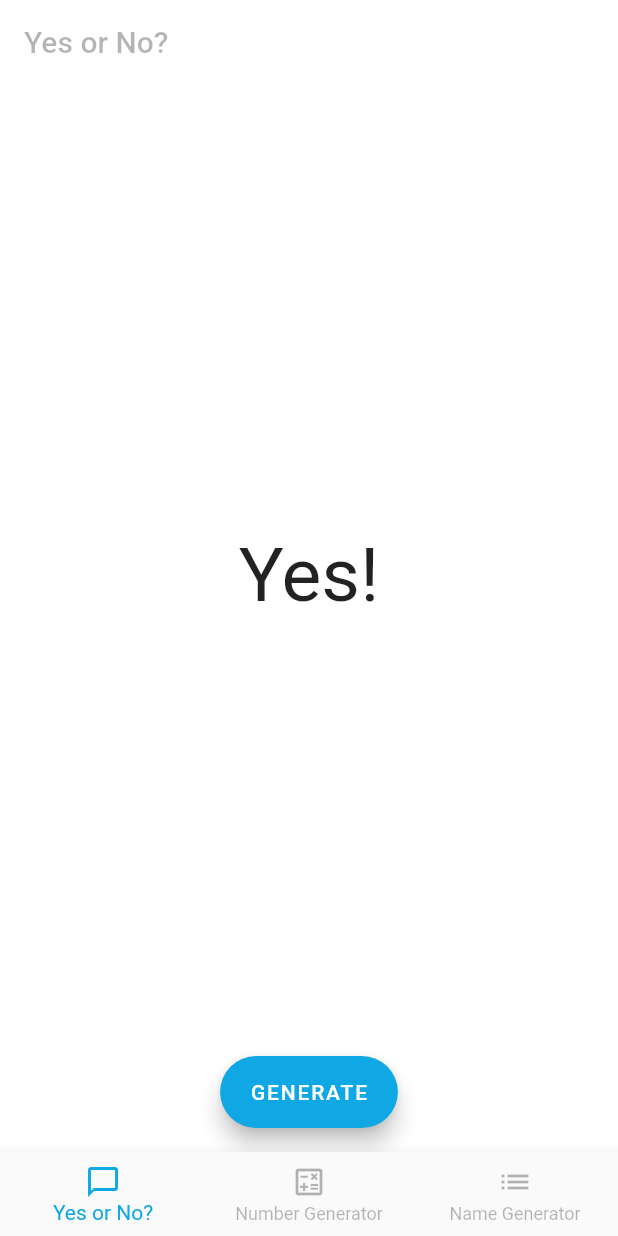
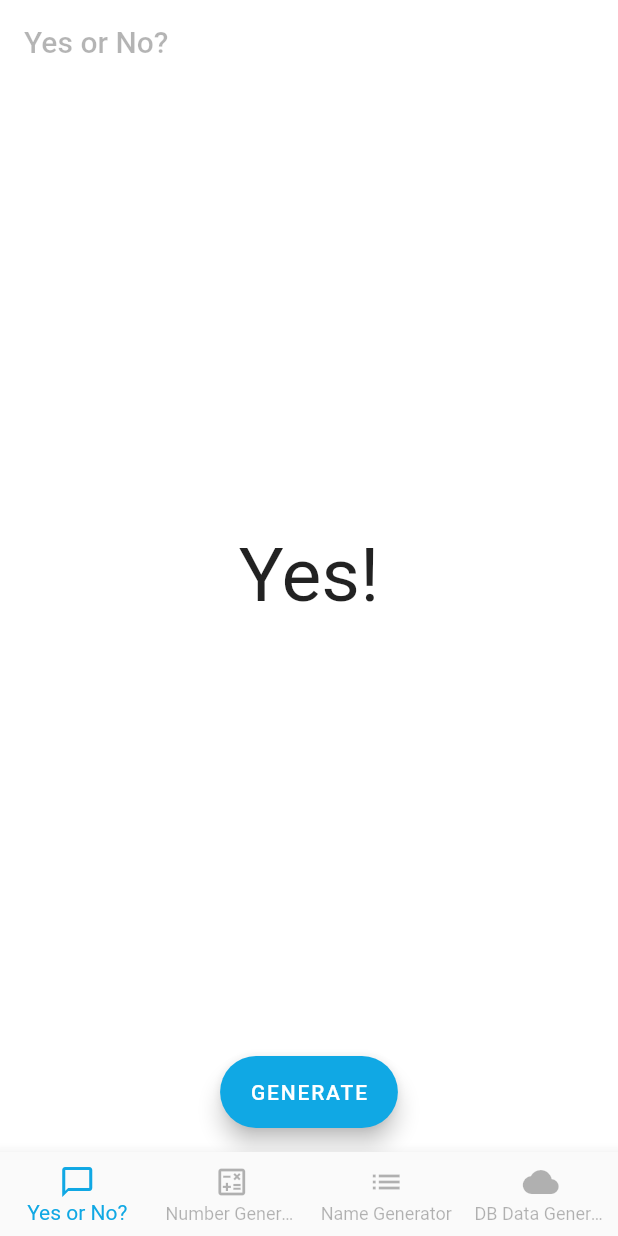
Before and after one commit to Jakhaar/random_app, a Flutter app: the screen it shows after launch, after a tap on "GENERATE", on a phone screen of 412 x 824 dp. Run offline on Flutter 3.47's test engine with Material 2 defaults, Android fonts, the phone set to English and light mode, and no system bars.

Commit message:
DB Data Generator - Added a Screen for the DB Data Generator - removed some unused varables

```diff
--- a/lib/app.dart
+++ b/lib/app.dart
@@ -2,6 +2,7 @@ import 'package:flutter/material.dart';
 import 'package:random_app/views/name_generator.dart';
 import 'package:random_app/views/number_generator.dart';
 import 'package:random_app/views/yes_or_no.dart';
+import 'package:random_app/views/db_data_gen.dart';
 
 class App extends StatelessWidget {
   @override
@@ -21,7 +22,12 @@ class MainPage extends StatefulWidget {
 }
 
 class _MainPageState extends State<MainPage> {
-  static const screens = [YesOrNo(), NumberGenerator(), NameGenerator()];
+  static const screens = [
+    YesOrNo(),
+    NumberGenerator(),
+    NameGenerator(),
+    DBGenerator()
+  ];
   int _currentIndex = 0;
 
   @override
@@ -48,7 +54,9 @@ class _MainPageState extends State<MainPage> {
                 icon: Icon(Icons.calculate_outlined),
                 label: "Number Generator"),
             BottomNavigationBarItem(
-                icon: Icon(Icons.list), label: "Name Generator")
+                icon: Icon(Icons.list), label: "Name Generator"),
+            BottomNavigationBarItem(
+                icon: Icon(Icons.cloud), label: "DB Data Generator")
           ]),
     );
   }
--- /dev/null
+++ b/lib/views/db_data_gen.dart
@@ -0,0 +1,109 @@
+import 'package:flutter/material.dart';
+
+class DBGenerator extends StatefulWidget {
+  const DBGenerator({Key? key}) : super(key: key);
+
+  @override
+  State<DBGenerator> createState() => _DBGeneratorState();
+}
+
+class _DBGeneratorState extends State<DBGenerator> {
+  static const _title = "DB Data Generator";
+  static bool _remindMe = true;
+
+  static Icon _currentIcon = Icon(Icons.search);
+  static var _buttonText = 'Search for available Data';
+
+  @override
+  Widget build(BuildContext context) {
+    return Scaffold(
+      backgroundColor: Colors.white,
+      appBar: AppBar(
+        iconTheme: const IconThemeData(
+          color: Color.fromARGB(255, 16, 168, 228), //change your color here
+        ),
+        backgroundColor: const Color.fromARGB(255, 255, 255, 255),
+        elevation: 0,
+        title: const Text(
+          _title,
+          style: TextStyle(color: Color.fromARGB(75, 0, 0, 0)),
+        ),
+      ),
+      body: const Center(
+        child: Text('Lorem Ipsum'),
+      ),
+      floatingActionButtonLocation: FloatingActionButtonLocation.centerFloat,
+      floatingActionButton: FloatingActionButton.extended(
+        backgroundColor: const Color.fromARGB(255, 16, 168, 228),
+        heroTag: "selectData",
+        label: Row(
+          children: [
+            _currentIcon,
+            const SizedBox(width: 10),
+            Text(_buttonText)
+          ],
+        ),
+        onPressed: () {
+          Widget remindButton = TextButton(
+            child: const Text("Remind me later"),
+            onPressed: () {
+              Navigator.of(context).pop();
+            },
+          );
+          Widget launchButton = ClipRRect(
+            borderRadius: BorderRadius.circular(4),
+            child: Stack(
+              children: <Widget>[
+                Positioned.fill(
+                  child: Container(
+                    decoration: const BoxDecoration(
+                      gradient: LinearGradient(
+                        colors: <Color>[
+                          Color(0xFF0D47A1),
+                          Color(0xFF1976D2),
+                          Color(0xFF42A5F5),
+                        ],
+                      ),
+                    ),
+                  ),
+                ),
+                TextButton(
+                  style: TextButton.styleFrom(
+                    padding: const EdgeInsets.all(16.0),
+                    primary: Colors.white,
+                    // textStyle: const TextStyle(fontSize: 20),
+                  ),
+                  onPressed: () {
+                    _remindMe = false;
+                    Navigator.of(context).pop();
+                  },
+                  child: const Text('Got it!'),
+                ),
+              ],
+            ),
+          );
+          // set up the AlertDialog
+          AlertDialog alert = AlertDialog(
+            title: const Text("Notice"),
+            content: const Text(
+                "All the entered Data will be Stored in a Database."),
+            actions: [
+              // cancelButton,
+              remindButton,
+              launchButton,
+            ],
+          );
+          // show the dialog
+          if (_remindMe) {
+            showDialog(
+              context: context,
+              builder: (BuildContext context) {
+                return alert;
+              },
+            );
+          }
+        },
+      ),
+    );
+  }
+}
--- a/lib/views/name_generator.dart
+++ b/lib/views/name_generator.dart
@@ -13,7 +13,7 @@ class _NameGeneratorState extends State<NameGenerator> {
   final _answers = [];
   static const String _title = "Name Generator";
   final Random _randomNumber = Random();
-  int _index = 0, currentIndex = 0;
+  int _index = 0;
   double? _textSize;
 
   @override
--- a/lib/views/yes_or_no.dart
+++ b/lib/views/yes_or_no.dart
@@ -13,7 +13,7 @@ class _YesOrNoState extends State<YesOrNo> {
   static const _answers = ["Yes!", "No!"];
   static const String _title = "Yes or No?";
   final Random _randomNumber = Random();
-  int _value = 0, currentIndex = 0;
+  int _value = 0;
   bool _buttonPressed = false;
   double _size = 20;
 
```
Also changed, not shown: lib/views/name_generator_listview.dart (+3 -70 lines).
